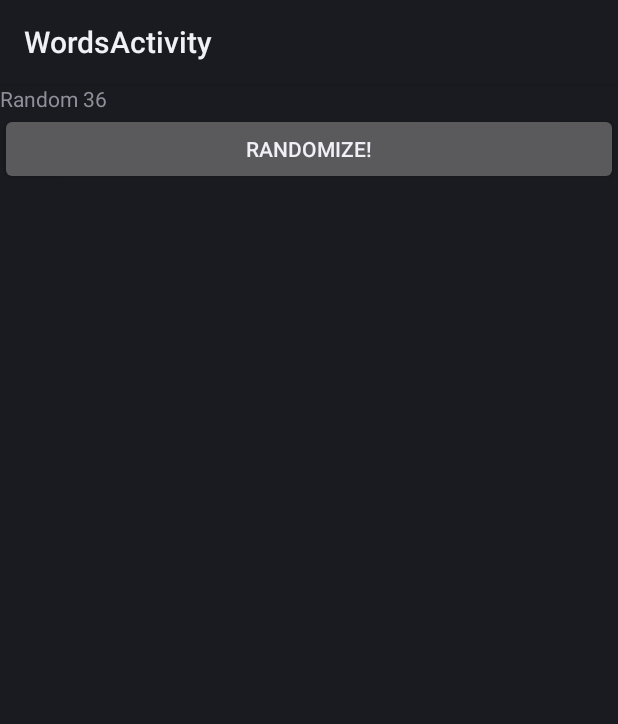
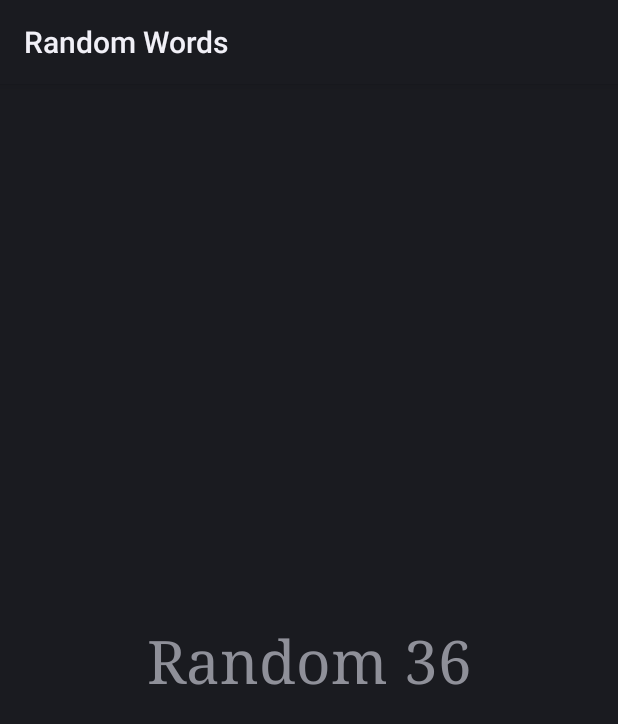
Before and after one commit to droundy/random-words, an Android app: the screen it shows after launch (WordsActivity), on a phone screen of 412 x 824 dp. Shown: the top 724 px of the screen. Run offline under Robolectric (Android 15) with nearby library versions, the phone set to English and light mode, and no system bars.

Commit message:
change font and name of app

```diff
--- a/src/main/res/layout/main.xml
+++ b/src/main/res/layout/main.xml
@@ -7,12 +7,11 @@
 <TextView
     android:id="@+id/word_text"
     android:layout_width="fill_parent"
-    android:layout_height="wrap_content"
+    android:layout_height="fill_parent"
+    android:gravity="center"
+    android:textSize="40sp"
+    android:typeface="serif"
+    android:onClick="randomize"
     android:text=""
     />
-<Button
-    android:layout_width="fill_parent"
-    android:layout_height="wrap_content"
-    android:text="@string/randomize"
-    android:onClick="randomize" />
 </LinearLayout>
--- a/src/main/res/values/strings.xml
+++ b/src/main/res/values/strings.xml
@@ -1,5 +1,5 @@
 <?xml version="1.0" encoding="utf-8"?>
 <resources>
-    <string name="app_name">WordsActivity</string>
+    <string name="app_name">Random Words</string>
     <string name="randomize">Randomize!</string>
 </resources>
```
